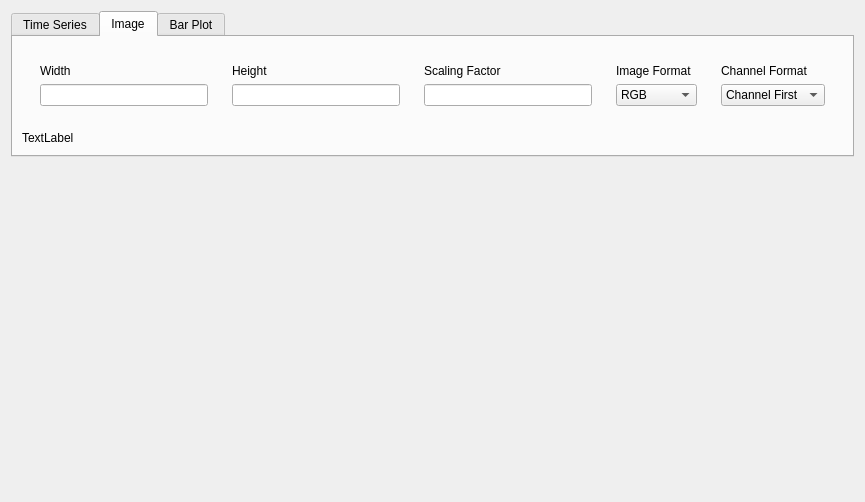
Old version of the form rena/ui/OptionsWindowPlotFormatWidget.ui in the repository PhysioLabXR/PhysioLabXR-Community.
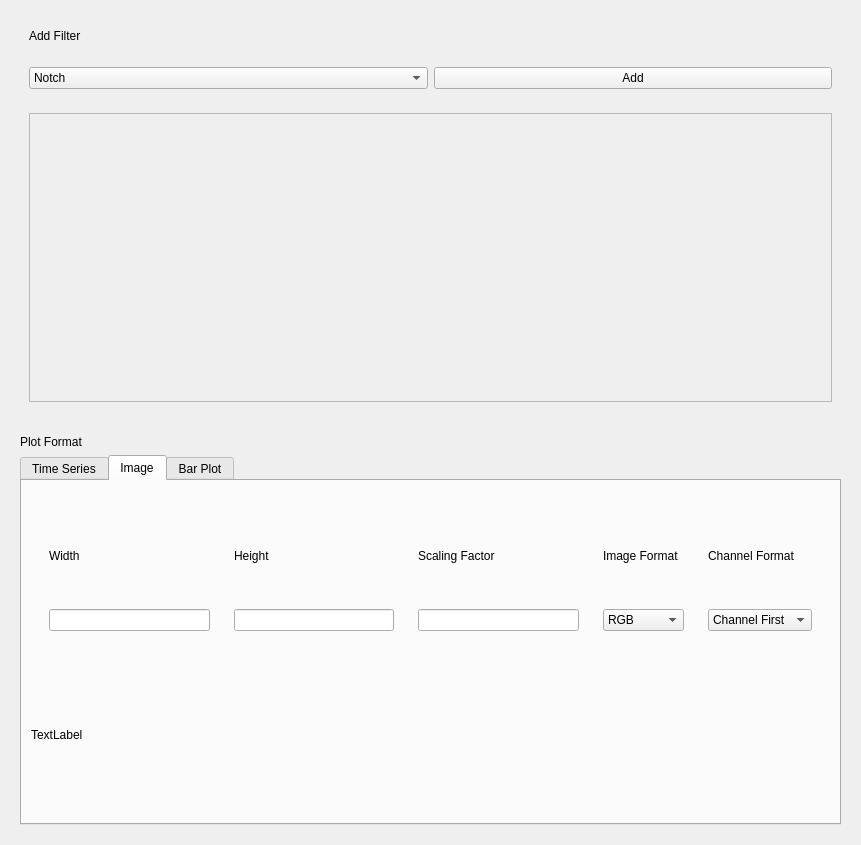
New version of the form. The open tabs and pages were chosen to show the change.

Commit message: refactor the plot format widget

```diff
--- a/rena/ui/OptionsWindowPlotFormatWidget.ui
+++ b/rena/ui/OptionsWindowPlotFormatWidget.ui
@@ -6,8 +6,8 @@
    <rect>
     <x>0</x>
     <y>0</y>
-    <width>865</width>
-    <height>502</height>
+    <width>861</width>
+    <height>845</height>
    </rect>
   </property>
   <property name="windowTitle">
@@ -16,8 +16,110 @@
   <property name="inputMethodHints">
    <set>Qt::ImhNone</set>
   </property>
+  <layout class="QVBoxLayout" name="verticalLayout_16">
+   <item>
+    <widget class="QWidget" name="FilterWidget" native="true">
   <layout class="QVBoxLayout" name="verticalLayout">
-   <item alignment="Qt::AlignTop">
+      <item>
+       <widget class="QWidget" name="AddFilterWidget" native="true">
+        <layout class="QVBoxLayout" name="verticalLayout_13">
+         <item>
+          <widget class="QLabel" name="label_11">
+           <property name="text">
+            <string>Add Filter</string>
+           </property>
+          </widget>
+         </item>
+        </layout>
+       </widget>
+      </item>
+      <item>
+       <widget class="QWidget" name="AddActionWidget" native="true">
+        <layout class="QHBoxLayout" name="horizontalLayout_6">
+         <item>
+          <widget class="QComboBox" name="filterSelectionCombobox">
+           <item>
+            <property name="text">
+             <string>Notch</string>
+            </property>
+           </item>
+           <item>
+            <property name="text">
+             <string>ButterWorthBandPass</string>
+            </property>
+           </item>
+           <item>
+            <property name="text">
+             <string>ButterWorthHighPass</string>
+            </property>
+           </item>
+           <item>
+            <property name="text">
+             <string>ButterWorthLowPass</string>
+            </property>
+           </item>
+          </widget>
+         </item>
+         <item>
+          <widget class="QPushButton" name="addFilterBtn">
+           <property name="text">
+            <string>Add</string>
+           </property>
+          </widget>
+         </item>
+        </layout>
+       </widget>
+      </item>
+      <item>
+       <widget class="QWidget" name="FilterScrollAreaWidget" native="true">
+        <layout class="QVBoxLayout" name="verticalLayout_14">
+         <item>
+          <widget class="QScrollArea" name="scrollArea">
+           <property name="minimumSize">
+            <size>
+             <width>300</width>
+             <height>200</height>
+            </size>
+           </property>
+           <property name="widgetResizable">
+            <bool>true</bool>
+           </property>
+           <widget class="QWidget" name="FilterScrollAreaWidgetContents_2">
+            <property name="geometry">
+             <rect>
+              <x>0</x>
+              <y>0</y>
+              <width>793</width>
+              <height>264</height>
+             </rect>
+            </property>
+            <property name="maximumSize">
+             <size>
+              <width>16777215</width>
+              <height>16777177</height>
+             </size>
+            </property>
+            <layout class="QVBoxLayout" name="FilterScrollAreaWidgetLayout"/>
+           </widget>
+          </widget>
+         </item>
+        </layout>
+       </widget>
+      </item>
+     </layout>
+    </widget>
+   </item>
+   <item>
+    <widget class="QWidget" name="PlotFormatWidget" native="true">
+     <layout class="QVBoxLayout" name="verticalLayout_17">
+      <item>
+       <widget class="QLabel" name="label_12">
+        <property name="text">
+         <string>Plot Format</string>
+        </property>
+       </widget>
+      </item>
+      <item>
     <widget class="QTabWidget" name="plotFormatTabWidget">
      <property name="currentIndex">
       <number>2</number>
@@ -247,6 +349,9 @@
        </item>
       </layout>
      </widget>
+       </widget>
+      </item>
+     </layout>
     </widget>
    </item>
   </layout>
```
Left out of the diff: 2 changed lines with no effect on the pictures. Lines whose indentation alone changed are shown as unchanged. The commit also changes 5 other files.
